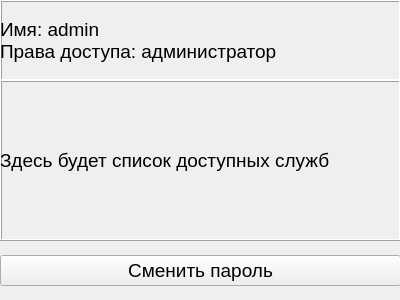
Old version of the form aboutuserform.ui in the repository Fxsh-pro/university_project.
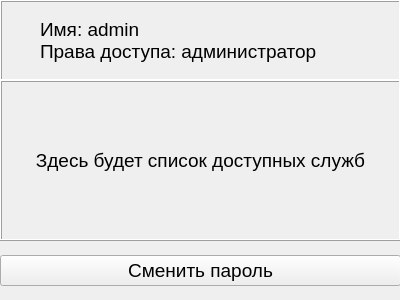
New version of the form.

The edit to the form file:
```diff
--- a/aboutuserform.ui
+++ b/aboutuserform.ui
@@ -13,27 +13,6 @@
   <property name="windowTitle">
    <string>Form</string>
   </property>
-  <widget class="QLabel" name="label">
-   <property name="geometry">
-    <rect>
-     <x>0</x>
-     <y>0</y>
-     <width>401</width>
-     <height>81</height>
-    </rect>
-   </property>
-   <property name="font">
-    <font>
-     <pointsize>14</pointsize>
-    </font>
-   </property>
-   <property name="layoutDirection">
-    <enum>Qt::LeftToRight</enum>
-   </property>
-   <property name="text">
-    <string>&lt;html&gt;&lt;head/&gt;&lt;body&gt;&lt;p&gt;Имя: admin&lt;br/&gt;Права доступа: администратор&lt;/p&gt;&lt;/body&gt;&lt;/html&gt;</string>
-   </property>
-  </widget>
   <widget class="QFrame" name="frame">
    <property name="geometry">
     <rect>
@@ -49,6 +28,27 @@
    <property name="frameShadow">
     <enum>QFrame::Raised</enum>
    </property>
+   <widget class="QLabel" name="label">
+    <property name="geometry">
+     <rect>
+      <x>40</x>
+      <y>0</y>
+      <width>401</width>
+      <height>81</height>
+     </rect>
+    </property>
+    <property name="font">
+     <font>
+      <pointsize>14</pointsize>
+     </font>
+    </property>
+    <property name="layoutDirection">
+     <enum>Qt::LeftToRight</enum>
+    </property>
+    <property name="text">
+     <string>&lt;html&gt;&lt;head/&gt;&lt;body&gt;&lt;p&gt;Имя: admin&lt;br/&gt;Права доступа: администратор&lt;/p&gt;&lt;/body&gt;&lt;/html&gt;</string>
+    </property>
+   </widget>
   </widget>
   <widget class="QFrame" name="frame_2">
    <property name="geometry">
@@ -68,9 +68,9 @@
    <widget class="QLabel" name="label_2">
     <property name="geometry">
      <rect>
-      <x>0</x>
+      <x>10</x>
       <y>0</y>
-      <width>401</width>
+      <width>381</width>
       <height>161</height>
      </rect>
     </property>
@@ -82,6 +82,9 @@
     <property name="text">
      <string>Здесь будет список доступных служб</string>
     </property>
+    <property name="alignment">
+     <set>Qt::AlignCenter</set>
+    </property>
    </widget>
   </widget>
   <widget class="QWidget" name="horizontalLayoutWidget">
```
Left out of the diff: 4 changed lines with no effect on the pictures.
